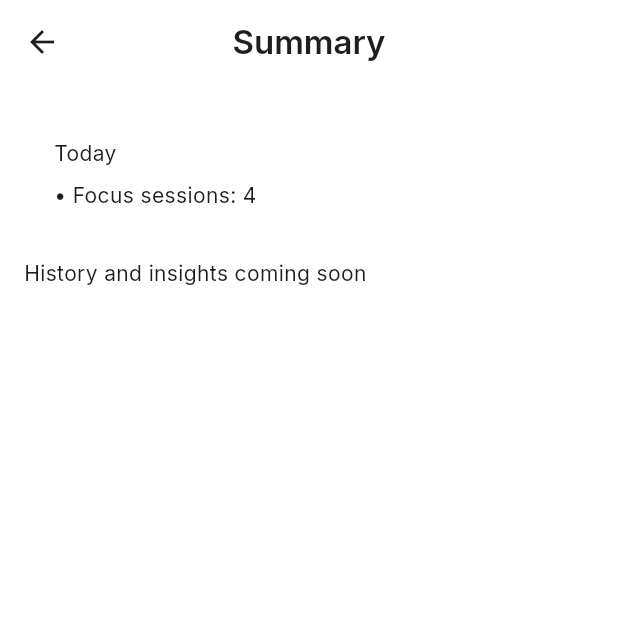
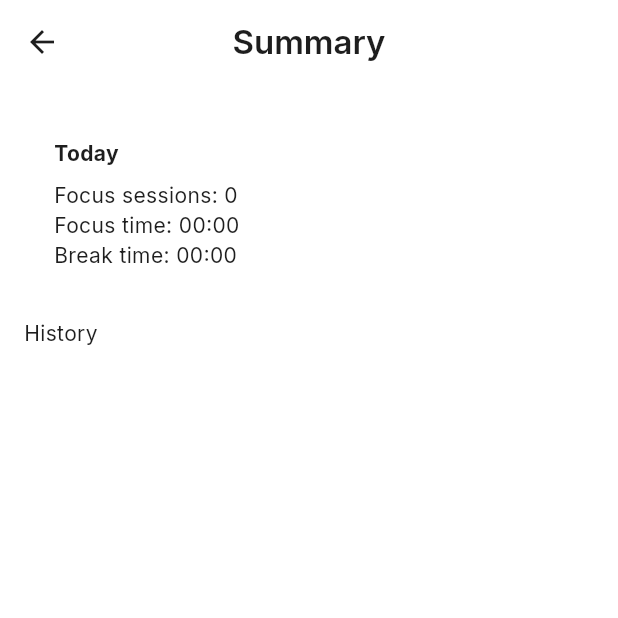
Before and after one commit to Avishka-4/Break-reminder, a Flutter app: the screen it shows after launch, after a tap on "Start", after a tap on "Pause", after a tap on "Summary", on a phone screen of 412 x 824 dp, the top half of it. Run offline on Flutter 3.47's test engine with Material 3 defaults, Android fonts, the phone set to English and light mode, and no system bars; our stand-ins replace flutter_blue_plus, go_router, google_fonts, shared_preferences.

Commit message:
initial Flutter app with BLE pairing, timer logic, and session history

```diff
--- a/lib/logic/break_controller.dart
+++ b/lib/logic/break_controller.dart
@@ -2,6 +2,7 @@ import 'dart:async';
 import 'package:flutter/material.dart';
 import 'package:shared_preferences/shared_preferences.dart';
 import '../iot/ble_service.dart';
+import 'storage_service.dart';
 
 class BreakController extends ChangeNotifier {
   Duration workInterval = const Duration(minutes: 50);
@@ -13,6 +14,8 @@ class BreakController extends ChangeNotifier {
   DateTime? _nextEvent; // next break or work resume
   Timer? _timer;
   final BleService _ble = BleService();
+  final StorageService _store = StorageService();
+  DateTime? _periodStart;
 
   BreakController() {
     _loadPrefs();
@@ -37,7 +40,8 @@ class BreakController extends ChangeNotifier {
     if (isRunning) return;
     isRunning = true;
     isOnBreak = false;
-    _nextEvent = DateTime.now().add(workInterval);
+    _periodStart = DateTime.now();
+    _nextEvent = _periodStart!.add(workInterval);
     _startTicker();
     _ble.tryReconnectSaved();
     _ble.sendCommand({"type": "timer/start", "workMin": workInterval.inMinutes, "breakMin": breakInterval.inMinutes});
@@ -61,9 +65,15 @@ class BreakController extends ChangeNotifier {
 
   void stop() {
     _timer?.cancel();
+    // Record the current partial period if any
+    if (_periodStart != null) {
+      final now = DateTime.now();
+      _store.addSession(Session(start: _periodStart!, end: now, type: isOnBreak ? 'break' : 'focus'));
+    }
     isRunning = false;
     isOnBreak = false;
     _nextEvent = null;
+    _periodStart = null;
     _ble.sendCommand({"type": "timer/stop"});
     notifyListeners();
   }
@@ -73,8 +83,15 @@ class BreakController extends ChangeNotifier {
     _timer = Timer.periodic(const Duration(seconds: 1), (_) {
       if (_nextEvent == null) return;
       if (DateTime.now().isAfter(_nextEvent!)) {
+        final now = DateTime.now();
+        // Close the previous period and persist
+        if (_periodStart != null) {
+          _store.addSession(Session(start: _periodStart!, end: now, type: isOnBreak ? 'break' : 'focus'));
+        }
+        // Toggle period
         isOnBreak = !isOnBreak;
-        _nextEvent = DateTime.now().add(isOnBreak ? breakInterval : workInterval);
+        _periodStart = now;
+        _nextEvent = now.add(isOnBreak ? breakInterval : workInterval);
         _ble.sendCommand({"type": isOnBreak ? "break/start" : "break/end"});
         notifyListeners();
       } else {
--- /dev/null
+++ b/lib/logic/storage_service.dart
@@ -0,0 +1,49 @@
+import 'dart:convert';
+import 'package:shared_preferences/shared_preferences.dart';
+
+class Session {
+  final DateTime start;
+  final DateTime end;
+  final String type; // 'focus' or 'break'
+
+  Session({required this.start, required this.end, required this.type});
+
+  int get durationSeconds => end.difference(start).inSeconds;
+
+  Map<String, dynamic> toJson() => {
+        'start': start.toIso8601String(),
+        'end': end.toIso8601String(),
+        'type': type,
+      };
+
+  static Session fromJson(Map<String, dynamic> json) => Session(
+        start: DateTime.parse(json['start'] as String),
+        end: DateTime.parse(json['end'] as String),
+        type: json['type'] as String,
+      );
+}
+
+class StorageService {
+  static const _keySessions = 'sessions';
+
+  Future<List<Session>> getSessions() async {
+    final prefs = await SharedPreferences.getInstance();
+    final raw = prefs.getStringList(_keySessions) ?? [];
+    return raw
+        .map((s) => json.decode(s) as Map<String, dynamic>)
+        .map(Session.fromJson)
+        .toList();
+  }
+
+  Future<void> addSession(Session session) async {
+    final prefs = await SharedPreferences.getInstance();
+    final raw = prefs.getStringList(_keySessions) ?? [];
+    raw.add(json.encode(session.toJson()));
+    await prefs.setStringList(_keySessions, raw);
+  }
+
+  Future<void> clearAll() async {
+    final prefs = await SharedPreferences.getInstance();
+    await prefs.remove(_keySessions);
+  }
+}
--- a/lib/ui/screens/summary_screen.dart
+++ b/lib/ui/screens/summary_screen.dart
@@ -1,32 +1,82 @@
 import 'package:flutter/material.dart';
+import 'package:intl/intl.dart';
+import '../../logic/storage_service.dart';
 
-class SummaryScreen extends StatelessWidget {
+class SummaryScreen extends StatefulWidget {
   const SummaryScreen({super.key});
 
   @override
+  State<SummaryScreen> createState() => _SummaryScreenState();
+}
+
+class _SummaryScreenState extends State<SummaryScreen> {
+  final StorageService _store = StorageService();
+  List<Session> _sessions = [];
+  bool _loading = true;
+
+  @override
+  void initState() {
+    super.initState();
+    _load();
+  }
+
+  Future<void> _load() async {
+    final sessions = await _store.getSessions();
+    setState(() {
+      _sessions = sessions;
+      _loading = false;
+    });
+  }
+
+  @override
   Widget build(BuildContext context) {
+    final today = DateTime.now();
+    final startOfDay = DateTime(today.year, today.month, today.day);
+    final todays = _sessions.where((s) => s.end.isAfter(startOfDay)).toList();
+    final focusCount = todays.where((s) => s.type == 'focus').length;
+    final focusSeconds = todays.where((s) => s.type == 'focus').fold<int>(0, (p, s) => p + s.durationSeconds);
+    final breakSeconds = todays.where((s) => s.type == 'break').fold<int>(0, (p, s) => p + s.durationSeconds);
+
+    String fmt(int seconds) {
+      final d = Duration(seconds: seconds);
+      final h = d.inHours;
+      final m = d.inMinutes.remainder(60).toString().padLeft(2, '0');
+      final s = d.inSeconds.remainder(60).toString().padLeft(2, '0');
+      return h > 0 ? '$h:$m:$s' : '$m:$s';
+    }
+
     return Scaffold(
       appBar: AppBar(title: const Text('Summary')),
-      body: ListView(
+      body: _loading
+          ? const Center(child: CircularProgressIndicator())
+          : ListView(
               padding: const EdgeInsets.all(16),
               children: [
                 Card(
                   elevation: 0,
                   shape: RoundedRectangleBorder(borderRadius: BorderRadius.circular(16)),
-            child: const Padding(
-              padding: EdgeInsets.all(16),
+                  child: Padding(
+                    padding: const EdgeInsets.all(16),
                     child: Column(
                       crossAxisAlignment: CrossAxisAlignment.start,
                       children: [
-                  Text('Today'),
-                  SizedBox(height: 8),
-                  Text('• Focus sessions: 4')
+                        const Text('Today', style: TextStyle(fontWeight: FontWeight.bold)),
+                        const SizedBox(height: 8),
+                        Text('Focus sessions: $focusCount'),
+                        Text('Focus time: ${fmt(focusSeconds)}'),
+                        Text('Break time: ${fmt(breakSeconds)}'),
                       ],
                     ),
                   ),
                 ),
                 const SizedBox(height: 12),
-          const Text('History and insights coming soon'),
+                const Text('History'),
+                const SizedBox(height: 8),
+                ..._sessions.reversed.map((s) => ListTile(
+                      leading: Icon(s.type == 'focus' ? Icons.work : Icons.free_breakfast),
+                      title: Text('${s.type.toUpperCase()} • ${fmt(s.durationSeconds)}'),
+                      subtitle: Text('${DateFormat('yyyy-MM-dd HH:mm').format(s.start)} → ${DateFormat('HH:mm').format(s.end)}'),
+                    )),
               ],
             ),
     );
```
Lines whose indentation alone changed are shown as unchanged.
